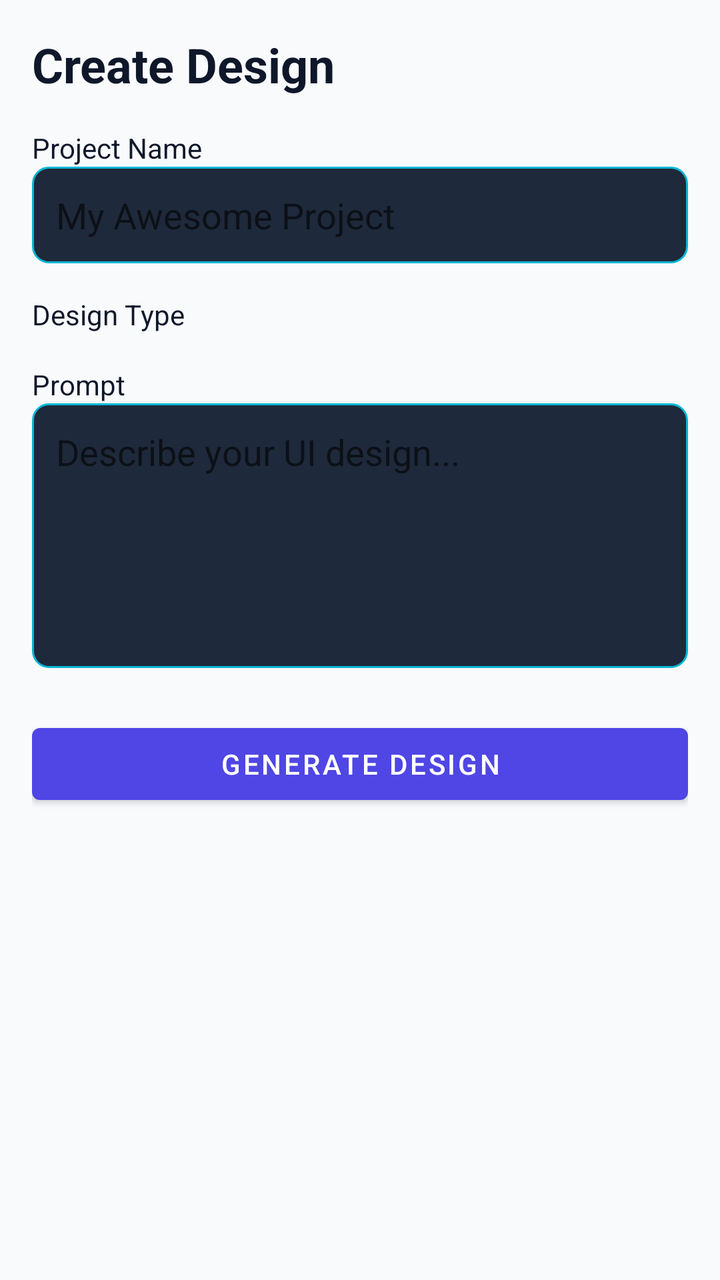
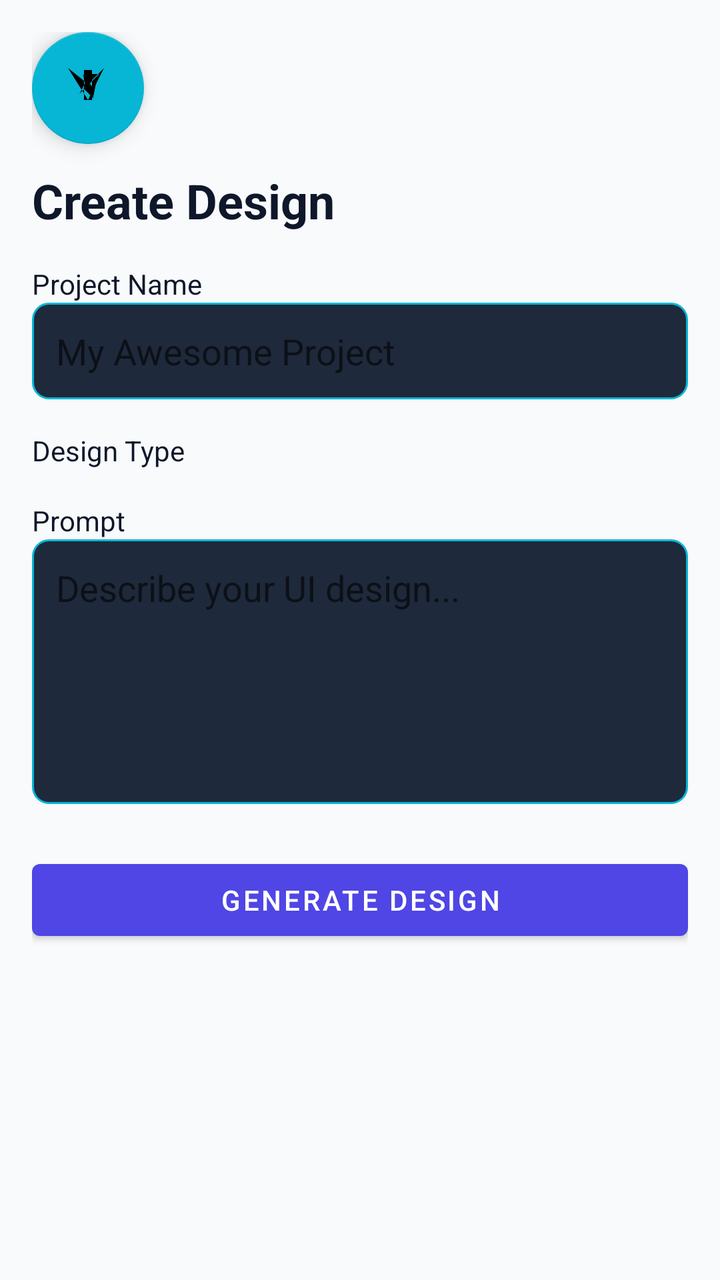

Before-and-after screenshots of an Android layout around one commit, followed by the original layout XML and the change that was made.
<!-- AndroidManifest.xml: application theme AppTheme -->
<!-- res/layout/activity_create_design.xml -->
<?xml version="1.0" encoding="utf-8"?>
<ScrollView xmlns:android="http://schemas.android.com/apk/res/android"
    android:layout_width="match_parent"
    android:layout_height="match_parent">

    <LinearLayout
        android:layout_width="match_parent"
        android:layout_height="wrap_content"
        android:orientation="vertical"
        android:padding="16dp">

        <TextView
            android:layout_width="wrap_content"
            android:layout_height="wrap_content"
            android:text="Create Design"
            android:textColor="@color/light_text"
            android:textSize="24sp"
            android:textStyle="bold" />

        <TextView
            android:layout_width="wrap_content"
            android:layout_height="wrap_content"
            android:text="Project Name"
            android:layout_marginTop="16dp"
            android:textColor="@color/light_text" />

        <EditText
            android:id="@+id/project_name_input"
            android:layout_width="match_parent"
            android:layout_height="wrap_content"
            android:hint="My Awesome Project"
            android:background="@drawable/edit_text_background"
            android:padding="12dp"
            android:textColor="@color/light_text" />

        <TextView
            android:layout_width="wrap_content"
            android:layout_height="wrap_content"
            android:text="Design Type"
            android:layout_marginTop="16dp"
            android:textColor="@color/light_text" />

        <Spinner
            android:id="@+id/design_type_spinner"
            android:layout_width="match_parent"
            android:layout_height="wrap_content"
            android:background="@drawable/edit_text_background" />

        <TextView
            android:layout_width="wrap_content"
            android:layout_height="wrap_content"
            android:text="Prompt"
            android:layout_marginTop="16dp"
            android:textColor="@color/light_text" />

        <EditText
            android:id="@+id/prompt_input"
            android:layout_width="match_parent"
            android:layout_height="wrap_content"
            android:gravity="top"
            android:hint="Describe your UI design..."
            android:inputType="textMultiLine"
            android:minLines="5"
            android:background="@drawable/edit_text_background"
            android:padding="12dp"
            android:textColor="@color/light_text" />

        <Button
            android:id="@+id/generate_button"
            android:layout_width="match_parent"
            android:layout_height="wrap_content"
            android:layout_marginTop="24dp"
            android:text="Generate Design" />
    </LinearLayout>

</ScrollView>
<!-- resources referenced by this layout -->
<resources>
  <color name="light_text">#0F172A</color>
  <!-- drawable edit_text_background (drawable) -->
  <?xml version="1.0" encoding="utf-8"?>
  <shape xmlns:android="http://schemas.android.com/apk/res/android">
      <solid android:color="@color/dark_surface" />
      <stroke
          android:width="1dp"
          android:color="@color/primary_accent" />
      <corners android:radius="8dp" />
  </shape>
  <style name="AppTheme" parent="Theme.MaterialComponents.Light.NoActionBar">
          <item name="colorPrimary">@color/colorPrimary</item>
          <item name="colorPrimaryVariant">@color/colorPrimaryDark</item>
          <item name="colorSecondary">@color/colorAccent</item>
          <item name="android:colorPrimary">@color/colorPrimary</item>
          <item name="android:colorPrimaryDark">@color/colorPrimaryDark</item>
          <item name="android:colorAccent">@color/colorAccent</item>
          <item name="android:colorBackground">@color/light_background</item>
          <item name="android:windowBackground">@color/light_background</item>
          <item name="android:statusBarColor">@color/colorPrimaryDark</item>
          <item name="android:navigationBarColor">@color/light_background</item>
          <item name="android:windowLightNavigationBar">true</item>
          <item name="android:textColorPrimary">@color/light_text</item>
          <item name="android:textColorSecondary">@color/light_text_secondary</item>
      </style>
  <color name="dark_surface">#1E293B</color>
  <color name="primary_accent">#06B6D4</color>
  <color name="colorPrimary">#4F46E5</color>
  <color name="colorPrimaryDark">#312E81</color>
  <color name="colorAccent">#06B6D4</color>
  <color name="light_background">#F8FAFC</color>
  <color name="light_text_secondary">#475569</color>
</resources>

<!-- the commit's change to res/layout/activity_create_design.xml (unified diff, before → after) -->
@@ -8,6 +8,14 @@
         android:layout_height="wrap_content"
         android:orientation="vertical"
         android:padding="16dp">
+
+        <com.google.android.material.floatingactionbutton.FloatingActionButton
+            android:id="@+id/fab_back"
+            android:layout_width="wrap_content"
+            android:layout_height="wrap_content"
+            android:contentDescription="Back"
+            android:src="@drawable/ic_dashboard"
+            android:layout_marginBottom="12dp" />
 
         <TextView
             android:layout_width="wrap_content"
<!-- resource entries referenced after the edit -->
@@ -10,6 +10,20 @@
           android:color="@color/primary_accent" />
       <corners android:radius="8dp" />
   </shape>
+  <!-- drawable ic_dashboard (drawable) -->
+  <?xml version="1.0" encoding="utf-8"?>
+  <vector xmlns:android="http://schemas.android.com/apk/res/android"
+      android:width="24dp"
+      android:height="24dp"
+      android:viewportWidth="24"
+      android:viewportHeight="24">
+      <path
+          android:fillColor="@color/primary_accent"
+          android:pathData="M15.93,10L14.5,17L9.51,12L10.92,12L9.5,5L14.5,12L15.93,10z"/>
+      <path
+          android:fillColor="@color/light_text"
+          android:pathData="M14,3v2h3.59l-9.83,9.83L14,3z M20,2L12,10L2,2L12,18z M14,18H10V3h4V18z"/>
+  </vector>
   <style name="AppTheme" parent="Theme.MaterialComponents.Light.NoActionBar">
           <item name="colorPrimary">@color/colorPrimary</item>
           <item name="colorPrimaryVariant">@color/colorPrimaryDark</item>
